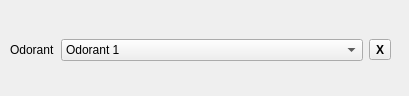
Before: the Qt Designer form OdorantConfigBox.ui in gderossi/MicroscopeManagerGUI, drawn with Qt 5.
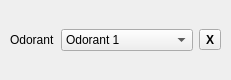
After: the same form once the commit is applied.

Patch:
```diff
--- a/OdorantConfigBox.ui
+++ b/OdorantConfigBox.ui
@@ -6,8 +6,8 @@
    <rect>
     <x>0</x>
     <y>0</y>
-    <width>409</width>
-    <height>96</height>
+    <width>231</width>
+    <height>80</height>
    </rect>
   </property>
   <property name="windowTitle">
@@ -17,8 +17,8 @@
    <property name="geometry">
     <rect>
      <x>0</x>
-     <y>10</y>
-     <width>401</width>
+     <y>0</y>
+     <width>231</width>
      <height>80</height>
     </rect>
    </property>
```
